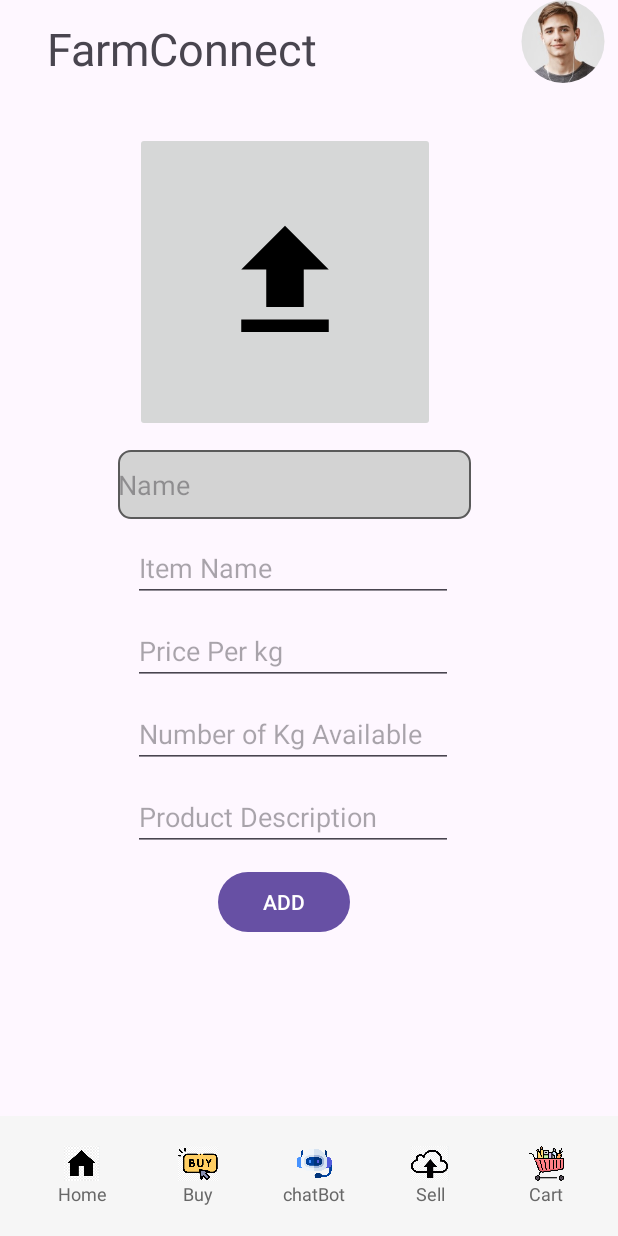
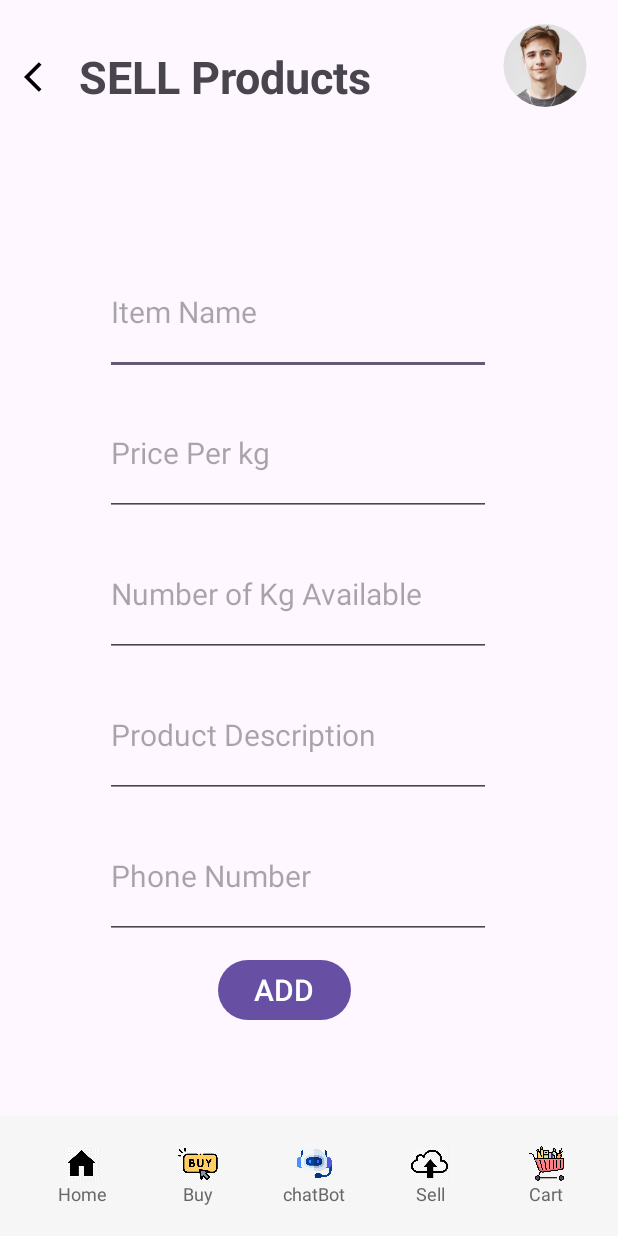
Before and after one commit to SaiVignesh-K/FarmConnect, an Android app: the sell screen opened directly, with no data from a screen before it, on a phone screen of 412 x 824 dp. Run offline under Robolectric (Android 15) with nearby library versions, the phone set to English and light mode, and no system bars; our stand-ins replace CircleImageView, Firebase (no records; nobody signed in at launch, a user with empty details on screens opened directly).

Commit message:
selll page

```diff
--- a/frontend/app/build.gradle.kts
+++ b/frontend/app/build.gradle.kts
@@ -1,6 +1,5 @@
 plugins {
     id("com.android.application")
-    id("com.google.gms.google-services")
 }
 
 android {
@@ -45,7 +44,6 @@ dependencies {
 
     //newly added
     implementation ("com.github.bumptech.glide:glide:4.12.0")
-    implementation("com.google.firebase:firebase-database-ktx:20.2.2")
     annotationProcessor ("com.github.bumptech.glide:compiler:4.12.0")
 
 
--- a/frontend/app/src/main/java/com/example/farmerapp/sell.java
+++ b/frontend/app/src/main/java/com/example/farmerapp/sell.java
@@ -1,56 +1,62 @@
 package com.example.farmerapp;
-import androidx.appcompat.app.AppCompatActivity;
 
-import android.content.Intent;
+
 import android.os.Bundle;
-import android.view.View;
-import android.widget.ImageView;
+        import android.view.View;
+        import android.widget.Button;
+        import android.widget.EditText;
+        import androidx.annotation.NonNull;
+        import androidx.appcompat.app.AppCompatActivity;
+        import com.google.firebase.database.DatabaseReference;
+        import com.google.firebase.database.FirebaseDatabase;
 
 public class sell extends AppCompatActivity {
-    ImageView bot1, buybtn, homebtn, cartbtn, probtn;
+
+    private DatabaseReference databaseReference;
+
+    private EditText itemNameEditText, pricePerKgEditText, kgAvailableEditText, descriptionEditText, farmerIdEditText;
+    private Button addButton;
+
     @Override
     protected void onCreate(Bundle savedInstanceState) {
         super.onCreate(savedInstanceState);
-        setContentView(R.layout.activity_sell);
-        bot1 =  findViewById(R.id.imageview3);
-        buybtn =findViewById(R.id.imageview2);
-        homebtn =findViewById(R.id.imageview1);
-        cartbtn = findViewById(R.id.imageview5);
-        probtn = findViewById(R.id.imageView3);
-        bot1.setOnClickListener(new View.OnClickListener() {
+        setContentView(R.layout.activity_sell); // Make sure to use the correct layout name
+
+        databaseReference = FirebaseDatabase.getInstance().getReference("products");
+
+        itemNameEditText = findViewById(R.id.editTextNumber);
+        pricePerKgEditText = findViewById(R.id.editTextNumber2);
+        kgAvailableEditText = findViewById(R.id.editTextNumber3);
+        descriptionEditText = findViewById(R.id.editTextNumber4);
+        farmerIdEditText = findViewById(R.id.editTextNumber5);
+        addButton = findViewById(R.id.button6);
+
+        addButton.setOnClickListener(new View.OnClickListener() {
             @Override
             public void onClick(View view) {
-                Intent intent = new Intent(sell.this,bot.class);
-                startActivity(intent);
-            }
-        });
-        buybtn.setOnClickListener(new View.OnClickListener() {
-            @Override
-            public void onClick(View view) {
-                Intent intent = new Intent(sell.this, buy.class);
-                startActivity(intent);
-            }
-        });
-        homebtn.setOnClickListener(new View.OnClickListener() {
-            @Override
-            public void onClick(View view) {
-                Intent intent = new Intent(sell.this, MainActivity.class);
-                startActivity(intent);
-            }
-        });
-        cartbtn.setOnClickListener(new View.OnClickListener() {
-            @Override
-            public void onClick(View view) {
-                Intent intent = new Intent(sell.this, cart.class);
-                startActivity(intent);
-            }
-        });
-        probtn.setOnClickListener(new View.OnClickListener() {
-            @Override
-            public void onClick(View view) {
-                Intent intent = new Intent(sell.this, profile.class);
-                startActivity(intent);
+                addProductDetails();
             }
         });
     }
+
+    private void addProductDetails() {
+        String itemName = itemNameEditText.getText().toString();
+        String pricePerKg = pricePerKgEditText.getText().toString();
+        String kgAvailable = kgAvailableEditText.getText().toString();
+        String description = descriptionEditText.getText().toString();
+        String farmerId = farmerIdEditText.getText().toString();
+
+        String productId = databaseReference.push().getKey();
+
+        Product product = new Product(productId, itemName, pricePerKg, kgAvailable, description, farmerId);
+
+        databaseReference.child(productId).setValue(product);
+
+        // Clear input fields
+        itemNameEditText.setText("");
+        pricePerKgEditText.setText("");
+        kgAvailableEditText.setText("");
+        descriptionEditText.setText("");
+        farmerIdEditText.setText("");
+    }
 }
--- a/frontend/app/src/main/res/layout/activity_sell.xml
+++ b/frontend/app/src/main/res/layout/activity_sell.xml
@@ -5,14 +5,61 @@
     android:layout_width="match_parent"
     android:layout_height="match_parent"
     tools:context=".sell">
+    <LinearLayout
+        android:id="@+id/linearLayout"
+        android:layout_width="match_parent"
+        android:layout_height="wrap_content"
+        android:orientation="horizontal"
+        android:paddingLeft="16dp"
+        android:paddingRight="16dp"
+        android:paddingTop="16dp"
+        app:layout_constraintEnd_toEndOf="parent"
+        app:layout_constraintStart_toStartOf="parent"
+        app:layout_constraintTop_toTopOf="parent">
+
+        <ImageView
+            android:id="@+id/backButton"
+            android:layout_width="wrap_content"
+            android:layout_height="wrap_content"
+            android:layout_gravity="center_vertical"
+            android:contentDescription="Back"
+            android:src="@drawable/back" />
+
+        <TextView
+            android:id="@+id/titleTextView"
+            android:layout_width="0dp"
+            android:layout_height="wrap_content"
+            android:layout_gravity="center_vertical"
+            android:layout_weight="1"
+            android:gravity="center"
+            android:text="SELL Products"
+            android:textSize="30sp"
+            android:textStyle="bold" />
+
+        <de.hdodenhof.circleimageview.CircleImageView
+            android:id="@+id/imageView3"
+            android:layout_width="65dp"
+            android:layout_height="55dp"
+            android:layout_marginLeft="70dp"
+            android:layout_marginBottom="15dp"
+            android:src="@drawable/profile1"
+            app:layout_constraintBottom_toTopOf="@+id/linearLayout2"
+            app:layout_constraintEnd_toEndOf="parent"
+            app:layout_constraintHorizontal_bias="0.069"
+            app:layout_constraintStart_toEndOf="@+id/textView6"
+            app:layout_constraintTop_toTopOf="parent"
+            app:layout_constraintVertical_bias="1.0" />
+
+    </LinearLayout>
 
     <ScrollView
         android:id="@+id/scrollView2"
-        android:layout_width="match_parent"
-        android:layout_height="match_parent"
+        android:layout_width="419dp"
+        android:layout_height="639dp"
         app:layout_constraintBottom_toBottomOf="parent"
         app:layout_constraintEnd_toEndOf="parent"
-        app:layout_constraintStart_toStartOf="parent">
+        app:layout_constraintStart_toStartOf="parent"
+        app:layout_constraintTop_toBottomOf="@+id/linearLayout">
 
         <LinearLayout
             android:layout_width="match_parent"
@@ -24,66 +71,27 @@
                 android:layout_width="match_parent"
                 android:layout_height="630dp">
 
-                <de.hdodenhof.circleimageview.CircleImageView
-                    android:id="@+id/imageView3"
-                    android:layout_width="65dp"
-                    android:layout_height="55dp"
-                    android:layout_marginEnd="4dp"
-                    android:src="@drawable/profile1"
-
-
-                    app:layout_constraintEnd_toEndOf="parent"
-                    app:layout_constraintHorizontal_bias="0.524"
-
-                    app:layout_constraintTop_toTopOf="parent"
-                    app:layout_constraintVertical_bias="0.0" />
-
-                <TextView
-                    android:id="@+id/textView3"
-                    android:layout_width="202dp"
-                    android:layout_height="40dp"
-                    android:layout_marginTop="12dp"
-                    android:layout_marginEnd="60dp"
-                    android:text="FarmConnect"
-                    android:textSize="30sp"
-                    app:layout_constraintEnd_toStartOf="@+id/imageView3"
-                    app:layout_constraintHorizontal_bias="0.387"
-                    app:layout_constraintStart_toStartOf="parent"
-                    app:layout_constraintTop_toTopOf="parent" />
-
-                <EditText
-                    android:id="@+id/editTextText2"
-                    android:layout_width="235dp"
-                    android:layout_height="46dp"
-                    android:layout_marginTop="12dp"
-                    android:background="@drawable/text_bg"
-                    android:ems="10"
-                    android:hint="Name"
-                    android:inputType="text"
-                    app:layout_constraintEnd_toEndOf="parent"
-                    app:layout_constraintHorizontal_bias="0.447"
-                    app:layout_constraintStart_toStartOf="parent"
-                    app:layout_constraintTop_toBottomOf="@+id/imageButton2" />
-
                 <EditText
                     android:id="@+id/editTextNumber"
-                    android:layout_width="wrap_content"
-                    android:layout_height="wrap_content"
-                    android:layout_marginTop="10dp"
+                    android:layout_width="257dp"
+                    android:layout_height="84dp"
+                    android:layout_marginTop="30dp"
                     android:ems="10"
+                    android:textSize="20sp"
                     android:hint="Item Name"
                     android:inputType="text"
                     app:layout_constraintEnd_toEndOf="parent"
                     app:layout_constraintHorizontal_bias="0.447"
                     app:layout_constraintStart_toStartOf="parent"
-                    app:layout_constraintTop_toBottomOf="@+id/editTextText2" />
+                    app:layout_constraintTop_toTopOf="parent" />
 
                 <EditText
                     android:id="@+id/editTextNumber2"
-                    android:layout_width="wrap_content"
-                    android:layout_height="wrap_content"
+                    android:layout_width="257dp"
+                    android:layout_height="84dp"
                     android:layout_marginTop="10dp"
                     android:ems="10"
+                    android:textSize="20sp"
                     android:hint="Price Per kg"
                     android:inputType="numberDecimal"
                     app:layout_constraintEnd_toEndOf="parent"
@@ -93,10 +101,11 @@
 
                 <EditText
                     android:id="@+id/editTextNumber3"
-                    android:layout_width="wrap_content"
-                    android:layout_height="wrap_content"
+                    android:layout_width="257dp"
+                    android:layout_height="84dp"
                     android:layout_marginTop="10dp"
                     android:ems="10"
+                    android:textSize="20sp"
                     android:hint="Number of Kg Available"
                     android:inputType="numberDecimal"
                     app:layout_constraintEnd_toEndOf="parent"
@@ -107,38 +116,42 @@
 
                 <EditText
                     android:id="@+id/editTextNumber4"
-                    android:layout_width="wrap_content"
-                    android:layout_height="wrap_content"
+                    android:layout_width="257dp"
+                    android:layout_height="84dp"
                     android:layout_marginTop="10dp"
                     android:ems="10"
+                    android:textSize="20sp"
                     android:hint="Product Description"
-                    android:inputType="numberDecimal"
+                    android:inputType="text"
                     app:layout_constraintEnd_toEndOf="parent"
                     app:layout_constraintHorizontal_bias="0.447"
                     app:layout_constraintStart_toStartOf="parent"
                     app:layout_constraintTop_toBottomOf="@+id/editTextNumber3" />
+                <EditText
+                    android:id="@+id/editTextNumber5"
+                    android:layout_width="257dp"
+                    android:layout_height="84dp"
+                    android:layout_marginTop="10dp"
+                    android:ems="10"
+                    android:hint="Phone Number"
+                    android:inputType="phone"
+                    android:textSize="20sp"
+                    app:layout_constraintEnd_toEndOf="parent"
+                    app:layout_constraintHorizontal_bias="0.447"
+                    app:layout_constraintStart_toStartOf="parent"
+                    app:layout_constraintTop_toBottomOf="@+id/editTextNumber4" />
 
                 <Button
                     android:id="@+id/button6"
                     android:layout_width="wrap_content"
                     android:layout_height="wrap_content"
                     android:layout_marginTop="10dp"
+                    android:textSize="20sp"
                     android:text="ADD"
                     app:layout_constraintEnd_toEndOf="parent"
                     app:layout_constraintHorizontal_bias="0.448"
                     app:layout_constraintStart_toStartOf="parent"
-                    app:layout_constraintTop_toBottomOf="@+id/editTextNumber4" />
-
-                <ImageButton
-                    android:id="@+id/imageButton2"
-                    android:layout_width="200dp"
-                    android:layout_height="200dp"
-                    android:layout_marginTop="36dp"
-                    app:layout_constraintEnd_toEndOf="parent"
-                    app:layout_constraintHorizontal_bias="0.426"
-                    app:layout_constraintStart_toStartOf="parent"
-                    app:layout_constraintTop_toBottomOf="@+id/textView3"
-                    app:srcCompat="@drawable/sell_upload" />
+                    app:layout_constraintTop_toBottomOf="@+id/editTextNumber5" />
 
 
             </androidx.constraintlayout.widget.ConstraintLayout>
```
Also changed, not shown: frontend/app/src/main/java/com/example/farmerapp/Farmer.java (added, +24 -0 lines), frontend/app/src/main/java/com/example/farmerapp/Product.java (added, +24 -0 lines).
